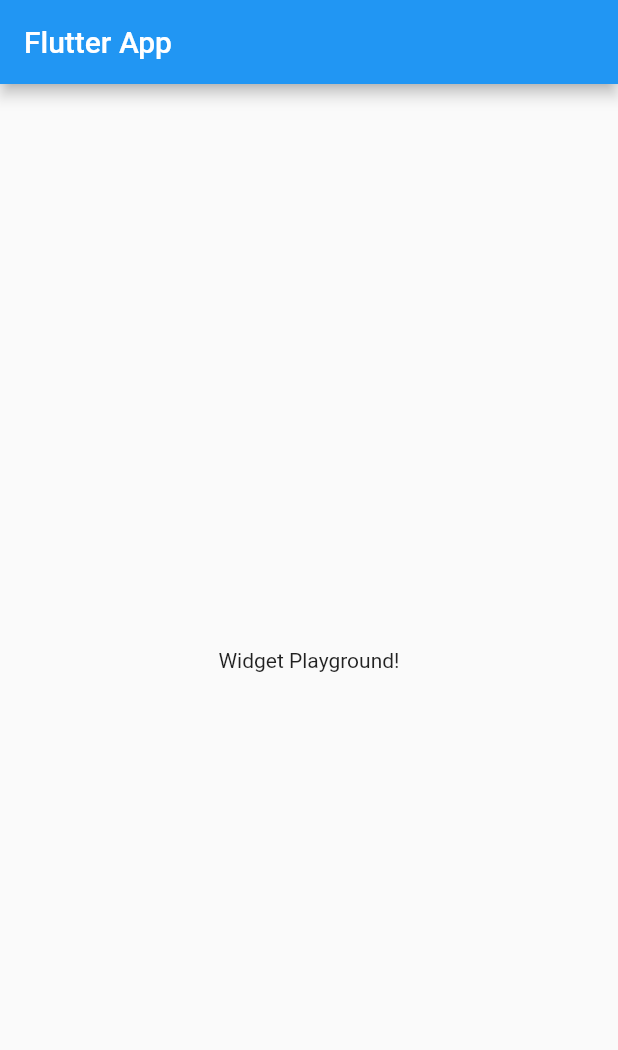
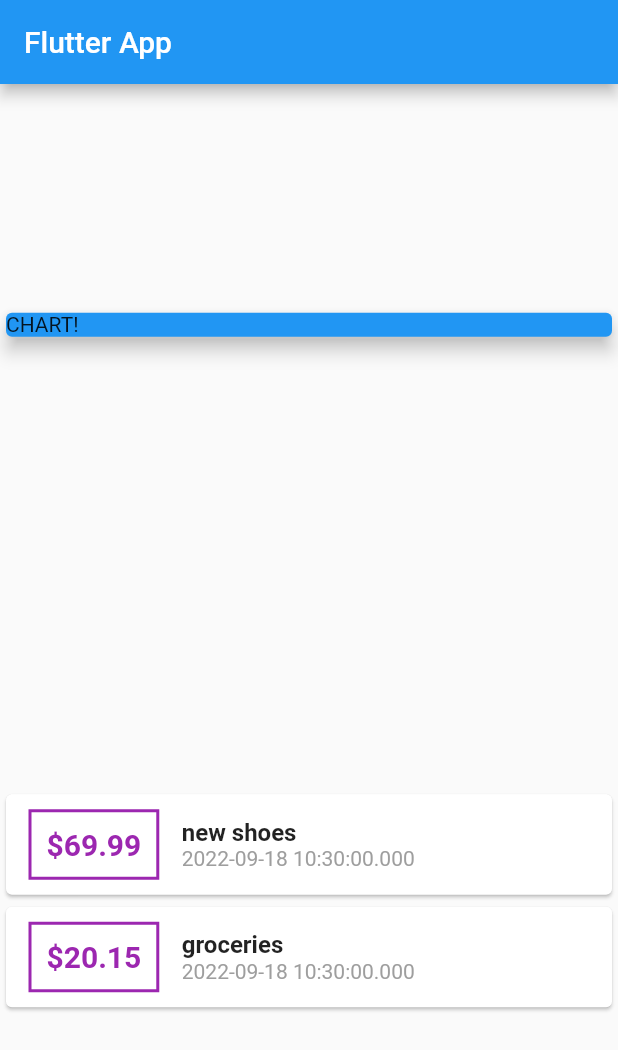
Before and after one commit to Pedro-Costa123/flutter_guide_2022_personal_expenses_app, a Flutter app: the screen it shows after launch, on a phone screen of 412 x 824 dp. Shown: the top 1050 px of the screen. Run offline on Flutter 3.47's test engine with Material 2 defaults, Android fonts, the phone set to English and light mode, and no system bars.

Commit message:
Section 4 : 82

```diff
--- a/lib/main.dart
+++ b/lib/main.dart
@@ -1,4 +1,6 @@
 import 'package:flutter/material.dart';
+
+import './transaction.dart';
 
 void main() => runApp(MyApp());
 
@@ -13,14 +15,65 @@ class MyApp extends StatelessWidget {
 }
 
 class MyHomePage extends StatelessWidget {
+  final List<Transaction> transactions = [
+    Transaction(
+        id: 't1', title: 'new shoes', amount: 69.99, date: DateTime.now()),
+    Transaction(
+        id: 't2', title: 'groceries', amount: 20.15, date: DateTime.now()),
+  ];
+
   @override
   Widget build(BuildContext context) {
     return Scaffold(
       appBar: AppBar(
         title: Text('Flutter App'),
       ),
-      body: Center(
-        child: Text('Widget Playground!'),
+      body: Column(
+        mainAxisAlignment: MainAxisAlignment.spaceAround,
+        crossAxisAlignment: CrossAxisAlignment.stretch,
+        children: [
+          Container(
+            width: double.infinity,
+            child: Card(
+              color: Colors.blue,
+              child: Text('CHART!'),
+              elevation: 5,
+            ),
+          ),
+          Column(
+            children: transactions.map((tx) {
+              return Card(
+                child: Row(
+                  children: [
+                    Container(
+                      margin:
+                          EdgeInsets.symmetric(vertical: 10, horizontal: 15),
+                      decoration: BoxDecoration(
+                        border: Border.all(color: Colors.purple, width: 2),
+                      ),
+                      padding: EdgeInsets.all(10),
+                      child: Text(
+                        '\$${tx.amount}',
+                        style: TextStyle(
+                          fontWeight: FontWeight.bold,
+                          fontSize: 20,
+                          color: Colors.purple,
+                        ),
+                      ),
+                    ),
+                    Column(
+                      crossAxisAlignment: CrossAxisAlignment.start,
+                      children: [
+                        Text(tx.title, style: TextStyle(fontSize: 16, fontWeight: FontWeight.bold),),
+                        Text(tx.date.toString(), style: TextStyle(color: Colors.grey),),
+                      ],
+                    ),
+                  ],
+                ),
+              );
+            }).toList(),
+          ),
+        ],
       ),
     );
   }
--- /dev/null
+++ b/lib/transaction.dart
@@ -0,0 +1,16 @@
+import 'package:flutter/foundation.dart';
+
+class Transaction {
+  final String id;
+  final String title;
+  final double amount;
+  final DateTime date;
+
+  Transaction({
+      @required this.id,
+      @required this.title,
+      @required this.amount,
+      @required this.date
+  });
+
+}
```
